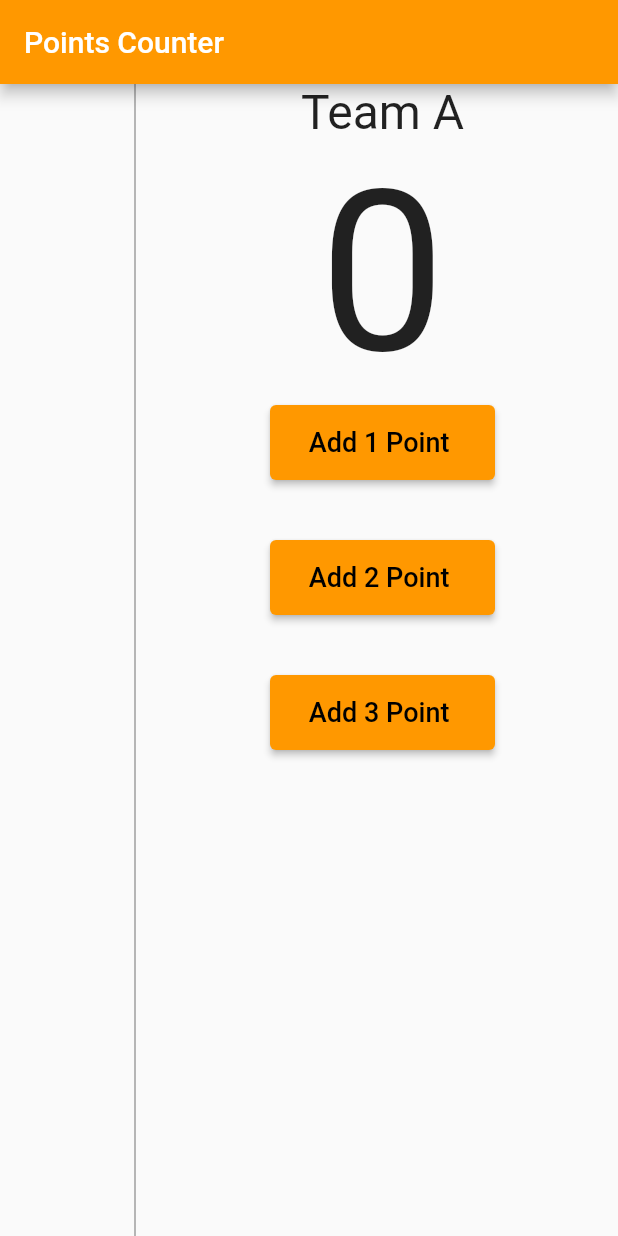
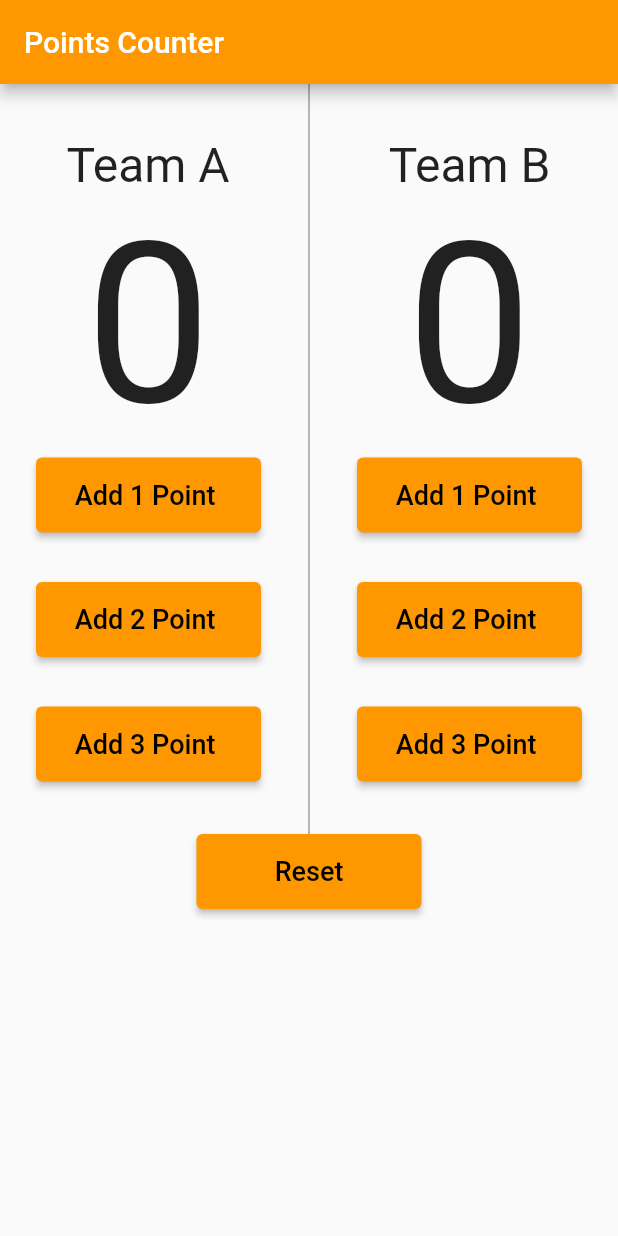
Before and after one commit to mostafamouharm/basketball-counter-app, a Flutter app: the screen it shows after launch, on a phone screen of 412 x 824 dp. Run offline on Flutter 3.47's test engine with Material 2 defaults, Android fonts, the phone set to English and light mode, and no system bars.

Commit message:
last edit

```diff
--- a/lib/main.dart
+++ b/lib/main.dart
@@ -1,11 +1,18 @@
 import 'package:flutter/material.dart';
 
 void main() {
-  runApp(pointsCounter());
+  runApp(PointsCounter());
 }
 
-class pointsCounter extends StatelessWidget {
-  const pointsCounter({super.key});
+class PointsCounter extends StatefulWidget {
+  @override
+  State<PointsCounter> createState() => _PointsCounterState();
+}
+
+class _PointsCounterState extends State<PointsCounter> {
+  int teamAPoints = 0;
+
+  int teamBPoints = 0;
 
   @override
   Widget build(BuildContext context) {
@@ -14,32 +21,108 @@ class pointsCounter extends StatelessWidget {
       home: Scaffold(
         appBar: AppBar(
           backgroundColor: Colors.orange,
-          title: const  Text('Points Counter'),
+          title: const Text('Points Counter'),
         ),
         body: SizedBox(
           height: MediaQuery.sizeOf(context).height,
           child: Column(
-
             children: [
-              Expanded(
-                child: Row(
+              Row(
                 mainAxisAlignment: MainAxisAlignment.spaceEvenly,
                 children: [
-
-                    const VerticalDivider(
-                      color: Colors.grey,
-                      thickness: 1,
-                    ),
                   Column(
                     children: [
                       Text(
-                          'Team A',
+                        ' Team A ',
                         style: TextStyle(
                           fontSize: 32,
                         ),
                       ),
                       Text(
-                          '0',
+                        '$teamAPoints',
+                        style: TextStyle(
+                          fontSize: 150,
+                        ),
+                      ),
+                      ElevatedButton(
+                        style: ElevatedButton.styleFrom(
+                          backgroundColor: Colors.orange,
+                          minimumSize: Size(150, 50),
+                        ),
+                        onPressed: () {
+                          setState(() {
+                            teamAPoints++;
+                          });
+                        },
+                        child: Text(
+                          'Add 1 Point ',
+                          style: TextStyle(
+                            fontSize: 18,
+                            color: Colors.black,
+                          ),
+                        ),
+                      ),
+                      SizedBox(
+                        height: MediaQuery.sizeOf(context).height / 25,
+                      ),
+                      ElevatedButton(
+                        style: ElevatedButton.styleFrom(
+                          backgroundColor: Colors.orange,
+                          minimumSize: Size(150, 50),
+                        ),
+                        onPressed: () {
+                          setState(() {
+                            teamAPoints += 2;
+                          });
+                        },
+                        child: Text(
+                          'Add 2 Point ',
+                          style: TextStyle(
+                            fontSize: 18,
+                            color: Colors.black,
+                          ),
+                        ),
+                      ),
+                      SizedBox(
+                        height: MediaQuery.sizeOf(context).height / 25,
+                      ),
+                      ElevatedButton(
+                        style: ElevatedButton.styleFrom(
+                          backgroundColor: Colors.orange,
+                          minimumSize: Size(150, 50),
+                        ),
+                        onPressed: () {
+                          setState(() {
+                            teamAPoints += 3;
+                          });
+                        },
+                        child: Text(
+                          'Add 3 Point ',
+                          style: TextStyle(
+                            fontSize: 18,
+                            color: Colors.black,
+                          ),
+                        ),
+                      ),
+                    ],
+                  ),
+                  SizedBox(
+                    height: 500,
+                    child: const VerticalDivider(
+                      color: Colors.grey,
+                      thickness: 1,
+                    ),
+                  ),
+                  Column(
+                    children: [
+                      Text(
+                        'Team B',
+                        style: TextStyle(
+                          fontSize: 32,
+                        ),
+                      ),
+                      Text(
+                        '$teamBPoints',
                         style: TextStyle(
                           fontSize: 150,
                         ),
@@ -49,7 +132,11 @@ class pointsCounter extends StatelessWidget {
                           primary: Colors.orange,
                           minimumSize: Size(150, 50),
                         ),
-                          onPressed: () {},
+                        onPressed: () {
+                          setState(() {
+                            teamBPoints++;
+                          });
+                        },
                         child: Text(
                           'Add 1 Point ',
                           style: TextStyle(
@@ -58,13 +145,19 @@ class pointsCounter extends StatelessWidget {
                           ),
                         ),
                       ),
-                        SizedBox(height: 40),
+                      SizedBox(
+                        height: MediaQuery.sizeOf(context).height / 25,
+                      ),
                       ElevatedButton(
                         style: ElevatedButton.styleFrom(
-                            primary: Colors.orange,
+                          backgroundColor: Colors.orange,
                           minimumSize: Size(150, 50),
                         ),
-                          onPressed: () {},
+                        onPressed: () {
+                          setState(() {
+                            teamBPoints += 2;
+                          });
+                        },
                         child: Text(
                           'Add 2 Point ',
                           style: TextStyle(
@@ -73,13 +166,19 @@ class pointsCounter extends StatelessWidget {
                           ),
                         ),
                       ),
-                        SizedBox(height: 40),
+                      SizedBox(
+                        height: MediaQuery.sizeOf(context).height / 25,
+                      ),
                       ElevatedButton(
                         style: ElevatedButton.styleFrom(
-                            primary: Colors.orange,
+                          backgroundColor: Colors.orange,
                           minimumSize: Size(150, 50),
                         ),
-                          onPressed: () {},
+                        onPressed: () {
+                          setState(() {
+                            teamBPoints += 3;
+                          });
+                        },
                         child: Text(
                           'Add 3 Point ',
                           style: TextStyle(
@@ -92,6 +191,24 @@ class pointsCounter extends StatelessWidget {
                   ),
                 ],
               ),
+              ElevatedButton(
+                style: ElevatedButton.styleFrom(
+                  backgroundColor: Colors.orange,
+                  minimumSize: Size(150, 50),
+                ),
+                onPressed: () {
+                  setState(() {
+                    teamAPoints = 0;
+                    teamBPoints = 0;
+                  });
+                },
+                child: Text(
+                  'Reset',
+                  style: TextStyle(
+                    fontSize: 18,
+                    color: Colors.black,
+                  ),
+                ),
               ),
             ],
           ),
```
Lines whose indentation alone changed are shown as unchanged.
